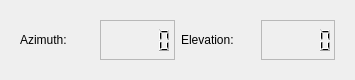
Qt form meas_display_ui.ui (Wireless-Research-Tester/Automated-Wireless-Research-Tester) before a commit.
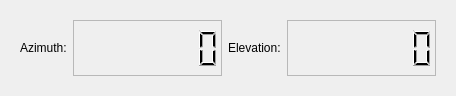
The same form after that commit.

Commit message:
Updated ui, gui app, meas_ctrl, positioner, packet_parser files
Adjusted SettingsWindow layout and geometry, connected ok|cancel and close buttons, connected Settings button, threaded mc_run and connected to play button, adjusted meas_display geometry, adjusted signals in measurement_ctrl positioner and packet_parser

```diff
--- a/meas_display_ui.ui
+++ b/meas_display_ui.ui
@@ -6,8 +6,8 @@
    <rect>
     <x>0</x>
     <y>0</y>
-    <width>355</width>
-    <height>80</height>
+    <width>450</width>
+    <height>92</height>
    </rect>
   </property>
   <property name="windowTitle">
@@ -26,6 +26,12 @@
       </item>
       <item>
        <widget class="QLCDNumber" name="az_lcdNumber">
+        <property name="minimumSize">
+         <size>
+          <width>149</width>
+          <height>56</height>
+         </size>
+        </property>
         <property name="frameShape">
          <enum>QFrame::StyledPanel</enum>
         </property>
@@ -33,7 +39,13 @@
          <enum>QFrame::Raised</enum>
         </property>
         <property name="smallDecimalPoint">
-         <bool>true</bool>
+         <bool>false</bool>
+        </property>
+        <property name="digitCount">
+         <number>7</number>
+        </property>
+        <property name="segmentStyle">
+         <enum>QLCDNumber::Filled</enum>
         </property>
        </widget>
       </item>
@@ -46,6 +58,12 @@
       </item>
       <item>
        <widget class="QLCDNumber" name="el_lcdNumber">
+        <property name="minimumSize">
+         <size>
+          <width>149</width>
+          <height>56</height>
+         </size>
+        </property>
         <property name="frameShape">
          <enum>QFrame::StyledPanel</enum>
         </property>
@@ -53,10 +71,29 @@
          <enum>QFrame::Raised</enum>
         </property>
         <property name="smallDecimalPoint">
-         <bool>true</bool>
+         <bool>false</bool>
+        </property>
+        <property name="digitCount">
+         <number>7</number>
+        </property>
+        <property name="segmentStyle">
+         <enum>QLCDNumber::Filled</enum>
         </property>
        </widget>
       </item>
+      <item>
+       <spacer name="horizontalSpacer">
+        <property name="orientation">
+         <enum>Qt::Horizontal</enum>
+        </property>
+        <property name="sizeHint" stdset="0">
+         <size>
+          <width>40</width>
+          <height>20</height>
+         </size>
+        </property>
+       </spacer>
+      </item>
      </layout>
     </widget>
    </item>
```
The commit also changes 6 other files.
